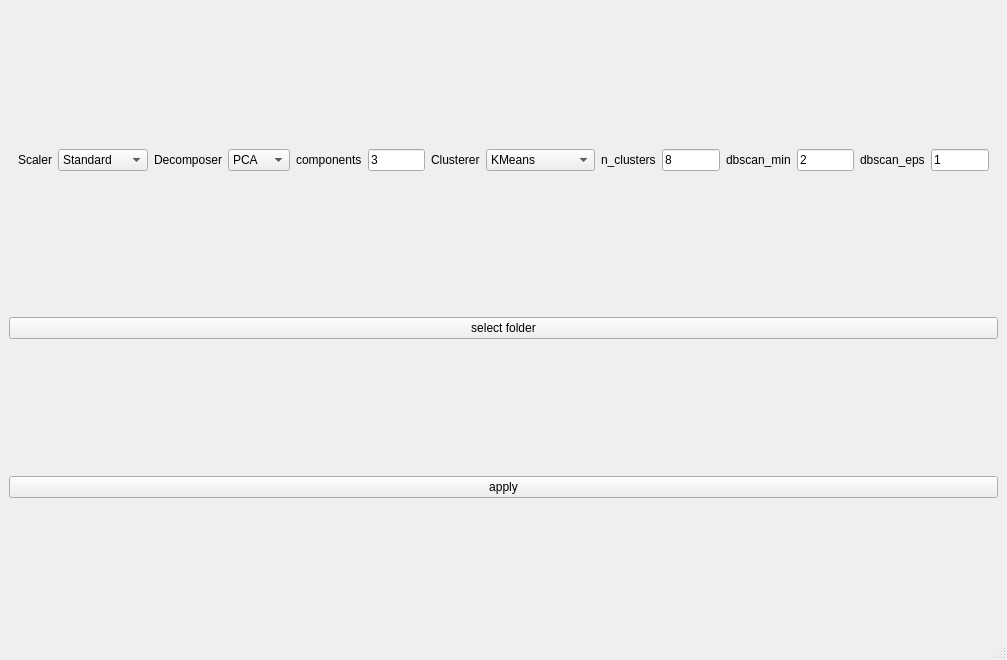
The window that gui/gui_form.ui (FrederikLauf/Image-Clustering-Tool) describes before a commit, drawn with Qt 5.
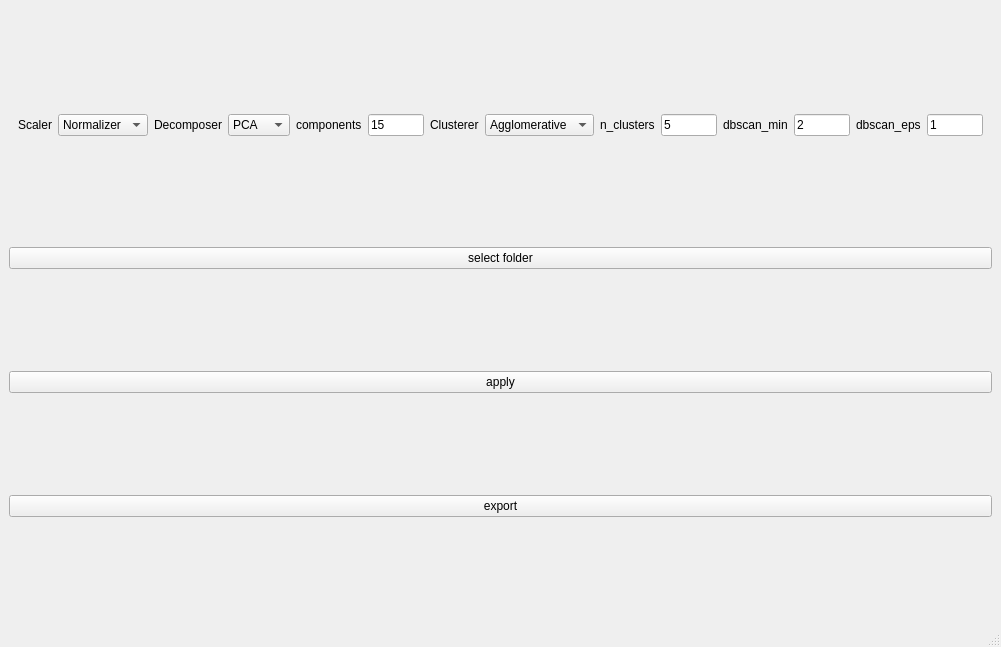
The same window after the commit.

Commit message: Add cluster export feature.

The edit to the form file:
```diff
--- a/gui/gui_form.ui
+++ b/gui/gui_form.ui
@@ -6,8 +6,8 @@
    <rect>
     <x>0</x>
     <y>0</y>
-    <width>1007</width>
-    <height>660</height>
+    <width>1001</width>
+    <height>647</height>
    </rect>
   </property>
   <property name="windowTitle">
@@ -47,7 +47,7 @@
         <widget class="QComboBox" name="scalerComboBox">
          <item>
           <property name="text">
-           <string>Standard</string>
+           <string>Normalizer</string>
           </property>
          </item>
          <item>
@@ -126,7 +126,7 @@
        <item>
         <widget class="QLineEdit" name="componentsLineEdit">
          <property name="text">
-          <string>3</string>
+          <string>15</string>
          </property>
         </widget>
        </item>
@@ -145,11 +145,6 @@
        </item>
        <item>
         <widget class="QComboBox" name="clustererComboBox">
-         <item>
-          <property name="text">
-           <string>KMeans</string>
-          </property>
-         </item>
          <item>
           <property name="text">
            <string>Agglomerative</string>
@@ -178,7 +173,7 @@
        <item>
         <widget class="QLineEdit" name="nClustersLineEdit">
          <property name="text">
-          <string>8</string>
+          <string>5</string>
          </property>
         </widget>
        </item>
@@ -242,6 +237,13 @@
       </property>
      </widget>
     </item>
+    <item>
+     <widget class="QPushButton" name="exportButton">
+      <property name="text">
+       <string>export</string>
+      </property>
+     </widget>
+    </item>
    </layout>
   </widget>
   <widget class="QStatusBar" name="statusbar"/>
```
Left out of the diff: 34 changed lines with no effect on the pictures. The commit also changes 3 other files.
